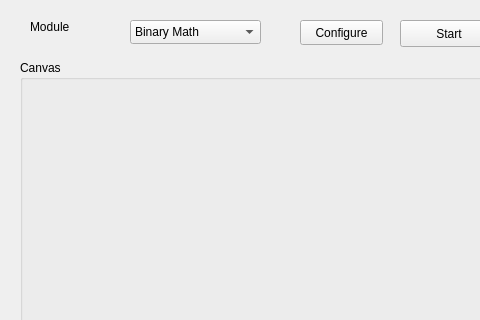
The window that src/icubes.ui (silkeostermann/iCube) describes before a commit, drawn with Qt 5; both pictures show x 0 to 480 and y 0 to 320 of the 800 by 466 pixel window.
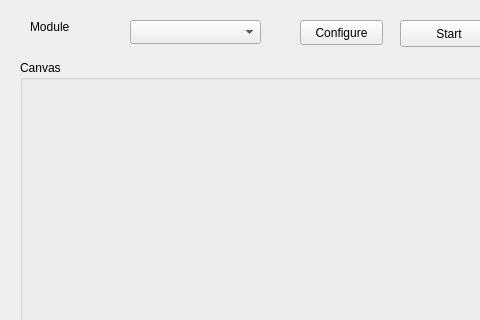
The same window after the commit.

Commit message: ✓ Switch modules from the UI

```diff
--- a/src/icubes.ui
+++ b/src/icubes.ui
@@ -36,16 +36,6 @@
       <height>24</height>
      </rect>
     </property>
-    <item>
-     <property name="text">
-      <string>Binary Math</string>
-     </property>
-    </item>
-    <item>
-     <property name="text">
-      <string>Color Palette</string>
-     </property>
-    </item>
    </widget>
    <widget class="QPushButton" name="buttonConfigure">
     <property name="geometry">
```
Left out of the diff: 2 changed lines with no effect on the pictures. The commit also changes 4 other files.
